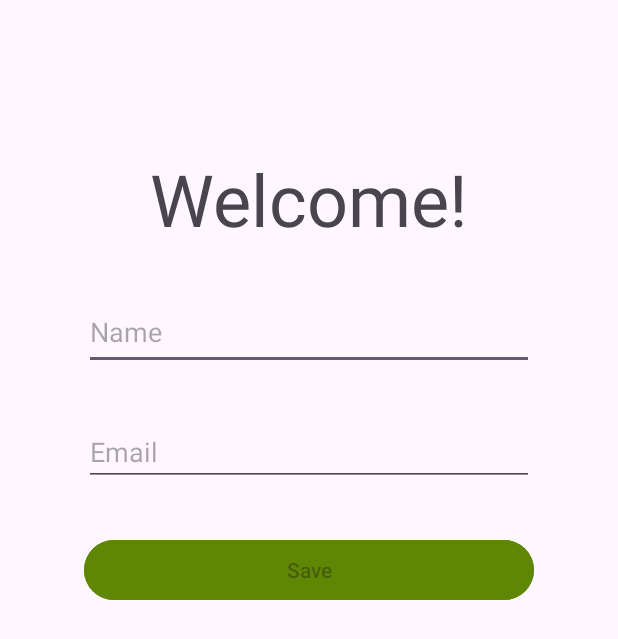
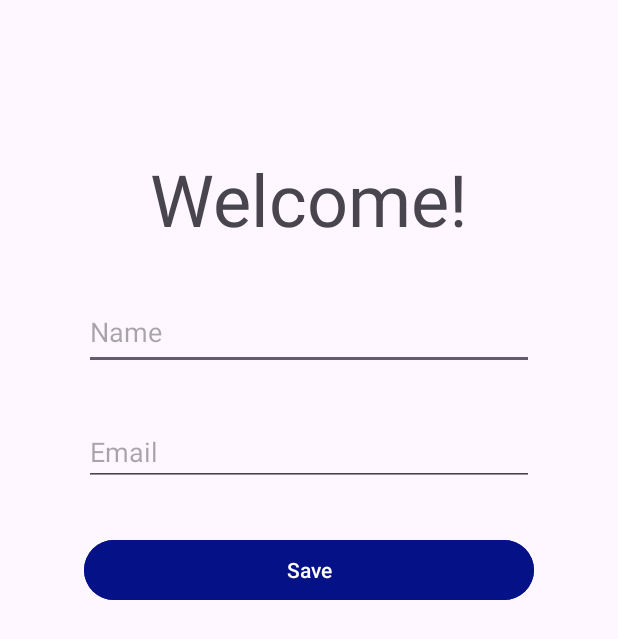
Before and after one commit to PHS-7/mobile-development-2024.2, an Android app: the screen it shows after launch (MainActivity), on a phone screen of 412 x 824 dp. Shown: the top 639 px of the screen. Run offline under Robolectric (Android 15) with nearby library versions, the phone set to English and light mode, and no system bars.

Commit message:
AnimalApp concliuído

```diff
--- a/Pratica02/app/src/main/res/layout/activity_main.xml
+++ b/Pratica02/app/src/main/res/layout/activity_main.xml
@@ -42,12 +42,13 @@
         android:id="@+id/savebutton"
         android:layout_width="300dp"
         android:layout_height="wrap_content"
+        android:layout_marginTop="32dp"
+        android:backgroundTint="#041187"
         android:hint="Save"
-        android:textColor="#6F1A1A"
-        android:backgroundTint="#608704"
-        app:layout_constraintTop_toBottomOf="@id/email"
+        android:textColor="#FFFF"
+        android:textColorHint="@color/white"
         app:layout_constraintEnd_toEndOf="parent"
         app:layout_constraintStart_toStartOf="parent"
-        android:layout_marginTop="32dp" />
+        app:layout_constraintTop_toBottomOf="@id/email" />
 
 </androidx.constraintlayout.widget.ConstraintLayout>
```
Also changed, not shown: Pratica05/app/src/main/java/com/example/counterapp/MainActivity.kt (+16 -4 lines).
